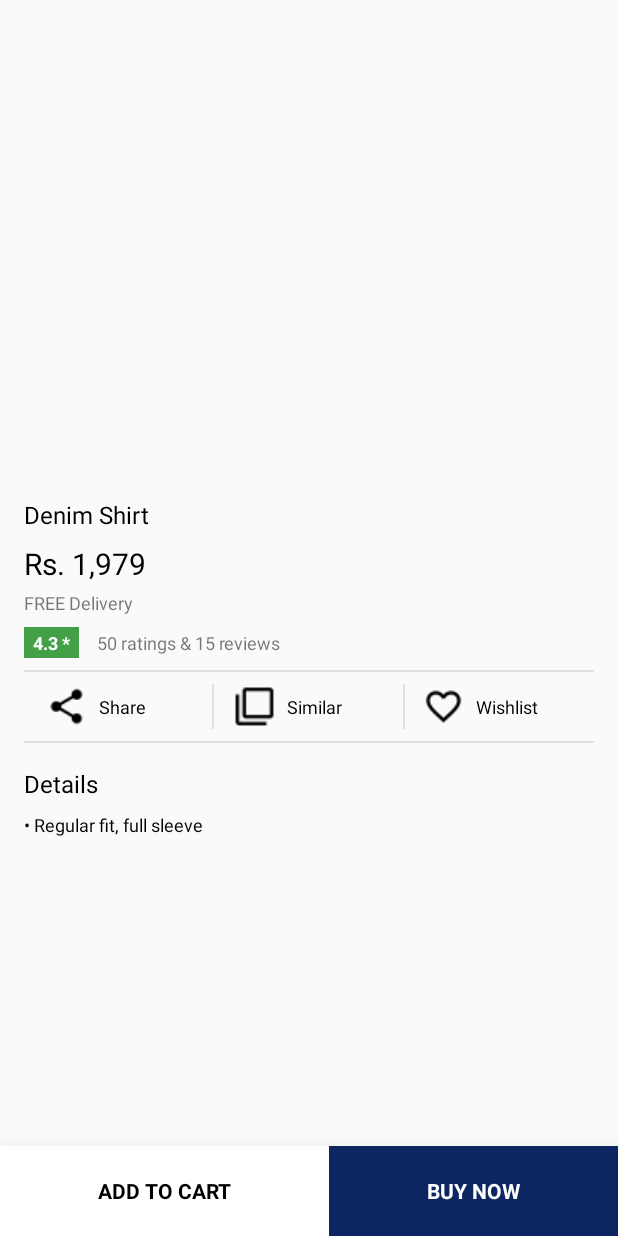
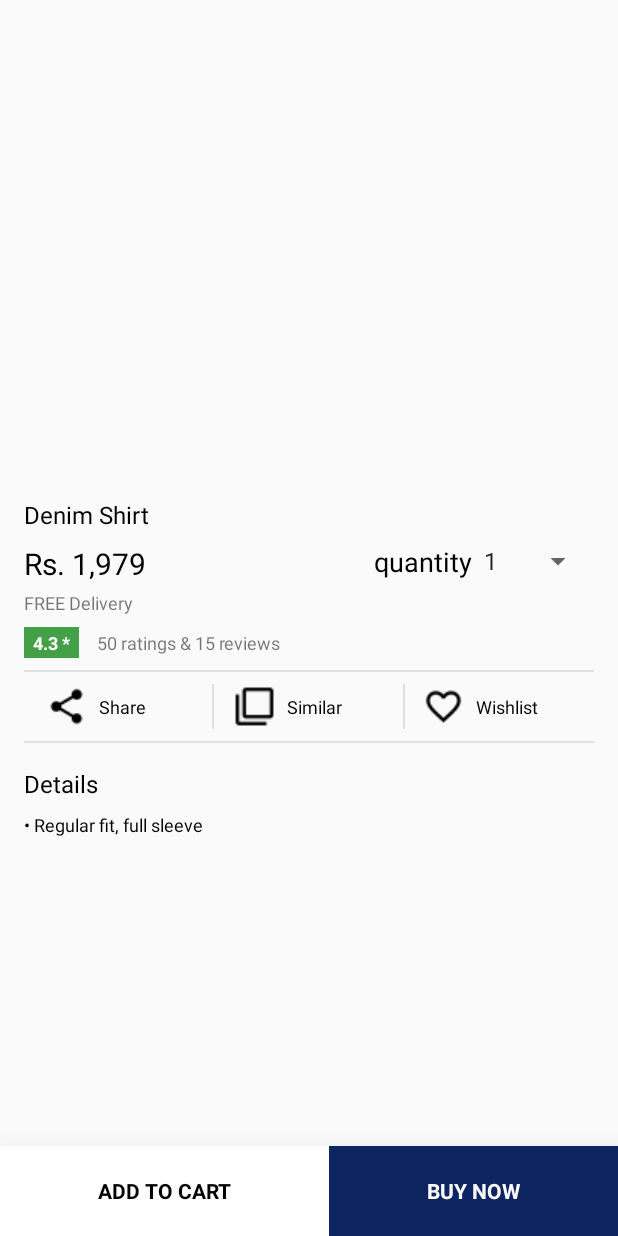
Before and after one commit to chinurox/AvruttiLabs1, an Android app: the ItemDetailsActivity screen opened directly, with no data from a screen before it, on a phone screen of 412 x 824 dp. Run offline under Robolectric (Android 15) with nearby library versions, the phone set to English and light mode, and no system bars; our stand-ins replace Firebase (no records; nobody signed in at launch, a user with empty details on screens opened directly), Picasso; 8 statements that could not run were skipped.

Commit message:
minor update

```diff
--- a/app/src/main/java/com/example/gargc/avruttilabs/Activity/CartActivity.java
+++ b/app/src/main/java/com/example/gargc/avruttilabs/Activity/CartActivity.java
@@ -62,6 +62,7 @@ public class CartActivity extends AppCompatActivity
                 viewHolder.title.setText(model.getTitle());
                 viewHolder.price.setText(model.getPrice());
                 viewHolder.status.setText(model.getStatus());
+                viewHolder.qty.setText("quantity : "+model.getQuantity());
 
                 viewHolder.delete.setOnClickListener(new View.OnClickListener() {
                     @Override
@@ -82,7 +83,7 @@ public class CartActivity extends AppCompatActivity
     public static class CartViewHolder extends RecyclerView.ViewHolder
     {
         ImageView img;
-        TextView title,price,status;
+        TextView title,price,status,qty;
         Button delete,buy;
 
         public CartViewHolder(View itemView)
@@ -93,6 +94,7 @@ public class CartActivity extends AppCompatActivity
             title = (TextView)itemView.findViewById(R.id.single_cart_name);
             price = (TextView)itemView.findViewById(R.id.single_cart_price);
             status = (TextView)itemView.findViewById(R.id.single_cart_status);
+            qty = (TextView)itemView.findViewById(R.id.single_cart_quantity);
             delete = (Button)itemView.findViewById(R.id.single_cart_btn_delete);
             buy = (Button)itemView.findViewById(R.id.single_cart_btn_buy);
         }
--- a/app/src/main/java/com/example/gargc/avruttilabs/Activity/ItemDetailsActivity.java
+++ b/app/src/main/java/com/example/gargc/avruttilabs/Activity/ItemDetailsActivity.java
@@ -10,8 +10,11 @@ import android.os.Bundle;
 import android.transition.TransitionInflater;
 import android.util.Log;
 import android.view.View;
+import android.widget.AdapterView;
+import android.widget.ArrayAdapter;
 import android.widget.ImageView;
 import android.widget.LinearLayout;
+import android.widget.Spinner;
 import android.widget.TextView;
 import android.widget.Toast;
 
@@ -26,11 +29,13 @@ import com.google.firebase.database.FirebaseDatabase;
 
 import java.util.ArrayList;
 import java.util.HashMap;
+import java.util.List;
 import java.util.Timer;
 import java.util.TimerTask;
 
-public class ItemDetailsActivity extends AppCompatActivity {
+public class ItemDetailsActivity extends AppCompatActivity implements AdapterView.OnItemSelectedListener {
 
+    private Spinner itemQty;
     private DatabaseReference cartDatabase;
     private FirebaseAuth mAuth;
     private String uid;
@@ -60,12 +65,36 @@ public class ItemDetailsActivity extends AppCompatActivity {
         status = (TextView) findViewById(R.id.modeOfDelivery);
         itemDescription = (TextView) findViewById(R.id.itemDetails);
         addCart = (TextView) findViewById(R.id.text_action_bottom1);
+        itemQty = (Spinner) findViewById(R.id.item_detail_qty);
 
         mAuth = FirebaseAuth.getInstance();
         uid = mAuth.getCurrentUser().getUid();
         cartDatabase = FirebaseDatabase.getInstance().getReference().child("Cart").child(uid);
 
         viewPager=(ViewPager) findViewById(R.id.viewpager);
+
+        itemQty.setOnItemSelectedListener(this);
+
+        // Spinner Drop down elements
+        List<String> categories = new ArrayList<String>();
+        categories.add("1");
+        categories.add("2");
+        categories.add("3");
+        categories.add("4");
+        categories.add("5");
+        categories.add("6");
+        categories.add("7");
+        categories.add("8");
+        categories.add("9");
+        categories.add("10");
+        // Creating adapter for spinner
+        ArrayAdapter<String> dataAdapter = new ArrayAdapter<String>(this, android.R.layout.simple_spinner_item, categories);
+
+        // Drop down layout style - list view with radio button
+        dataAdapter.setDropDownViewResource(android.R.layout.simple_spinner_dropdown_item);
+
+        // attaching data adapter to spinner
+        itemQty.setAdapter(dataAdapter);
 
         ArrayList<String> arrayList=new ArrayList<>();
         arrayList.add(offer.getImage());
@@ -134,6 +163,8 @@ public class ItemDetailsActivity extends AppCompatActivity {
         mProgress.setCanceledOnTouchOutside(false);
         mProgress.show();
 
+        Log.i("item qty",itemQty.getSelectedItem().toString());
+
         DatabaseReference userCartDB = cartDatabase.child(offer.getTitle());
         HashMap cartMap = new HashMap();
         cartMap.put("title",offer.getTitle());
@@ -141,6 +172,7 @@ public class ItemDetailsActivity extends AppCompatActivity {
         cartMap.put("price",offer.getPrice());
         cartMap.put("status",offer.getStatus());
         cartMap.put("category",offer.getCategory());
+        cartMap.put("quantity",itemQty.getSelectedItem().toString());
         cartMap.put("subCategory",offer.getSubcategory());
         userCartDB.setValue(cartMap).addOnCompleteListener(new OnCompleteListener<Void>() {
             @Override
@@ -169,6 +201,14 @@ public class ItemDetailsActivity extends AppCompatActivity {
         itemDescription.setText(offer.getDescription());
     }
 
+    @Override
+    public void onItemSelected(AdapterView<?> adapterView, View view, int i, long l) {
+
+    }
+
+    @Override
+    public void onNothingSelected(AdapterView<?> adapterView) {}
+
     private class MyTimerTask extends TimerTask {
         @Override
         public void run() {
--- a/app/src/main/java/com/example/gargc/avruttilabs/Model/CartModel.java
+++ b/app/src/main/java/com/example/gargc/avruttilabs/Model/CartModel.java
@@ -8,6 +8,7 @@ public class CartModel
     private String status;
     private String subCategory;
     private String title;
+    private String quantity;
 
     public String getCategory() {
         return category;
@@ -56,4 +57,12 @@ public class CartModel
     public void setTitle(String title) {
         this.title = title;
     }
+
+    public String getQuantity() {
+        return quantity;
+    }
+
+    public void setQuantity(String quantity) {
+        this.quantity = quantity;
+    }
 }
--- a/app/src/main/res/layout/activity_item_details.xml
+++ b/app/src/main/res/layout/activity_item_details.xml
@@ -40,26 +40,56 @@
                 android:layout_height="wrap_content"
                 android:layout_marginTop="@dimen/activity_vertical_margin"
                 android:orientation="vertical">
-                <TextView android:layout_width="wrap_content"
+
+                <TextView
+                    android:id="@+id/itemName"
+                    android:layout_width="wrap_content"
                     android:layout_height="wrap_content"
-                    android:id="@+id/itemName"
                     android:text="Denim Shirt"
-                    android:textSize="16dp"
-                    android:textColor="@color/gen_black"/>
-                <TextView android:layout_width="wrap_content"
+                    android:textColor="@color/gen_black"
+                    android:textSize="16dp" />
+
+                <RelativeLayout
+                    android:layout_width="match_parent"
+                    android:layout_height="wrap_content">
+
+                    <TextView
+                        android:id="@+id/itemCost1"
+                        android:layout_width="wrap_content"
+                        android:layout_height="wrap_content"
+                        android:layout_marginTop="8dp"
+                        android:text="Rs. 1,979"
+                        android:textColor="@color/gen_black"
+                        android:textSize="20dp" />
+
+                    <TextView
+                        android:layout_width="wrap_content"
+                        android:layout_height="wrap_content"
+                        android:text="quantity"
+                        android:textColor="@color/gen_black"
+                        android:textSize="18dp"
+                        android:layout_alignParentTop="true"
+                        android:layout_marginTop="8dp"
+                        android:layout_toLeftOf="@+id/item_detail_qty"
+                        android:layout_toStartOf="@+id/item_detail_qty" />
+
+                    <Spinner
+                        android:id="@+id/item_detail_qty"
+                        android:layout_width="wrap_content"
+                        android:layout_height="wrap_content"
+                        android:layout_alignParentRight="true"
+                        android:layout_marginTop="8dp">
+                    </Spinner>
+
+                </RelativeLayout>
+
+                <TextView
+                    android:id="@+id/modeOfDelivery"
+                    android:layout_width="wrap_content"
                     android:layout_height="wrap_content"
-                    android:layout_marginTop="8dp"
-                    android:text="Rs. 1,979"
-                    android:id="@+id/itemCost1"
-                    android:textSize="20dp"
-                    android:textColor="@color/gen_black"
-                    />
-                <TextView android:layout_width="wrap_content"
-                    android:layout_height="wrap_content"
+                    android:layout_marginTop="4dp"
                     android:text="FREE Delivery"
-                    android:textSize="12dp"
-                    android:id="@+id/modeOfDelivery"
-                    android:layout_marginTop="4dp"/>
+                    android:textSize="12dp" />
             </LinearLayout>
 
 
--- a/app/src/main/res/layout/cart_single_item.xml
+++ b/app/src/main/res/layout/cart_single_item.xml
@@ -30,7 +30,7 @@
 
                 <LinearLayout
                     android:layout_width="0dp"
-                    android:layout_height="100dp"
+                    android:layout_height="wrap_content"
                     android:layout_marginLeft="5dp"
                     android:layout_weight="1.2"
                     android:gravity="center_vertical"
@@ -63,6 +63,14 @@
                         android:text="In Stock"
                         android:textColor="#14e11b"
                         android:textSize="16sp" />
+
+                    <TextView
+                        android:layout_width="wrap_content"
+                        android:layout_height="wrap_content"
+                        android:id="@+id/single_cart_quantity"
+                        android:textColor="@color/gen_black"
+                        android:layout_marginTop="2dp"
+                        android:text="quantity : 1"/>
 
                 </LinearLayout>
 
--- a/app/src/main/res/values/strings.xml
+++ b/app/src/main/res/values/strings.xml
@@ -48,6 +48,8 @@
     <string name="action_cart">Cart</string>
     <string name="action_notifications">Notifications</string>
 
+    <string name="qty_spinner_text">Choose Quantity</string>
+
 
     <string name="search_hint">Search for Products, Brands and More</string>
     <string name="navigation_drawer_open">Open navigation drawer</string>
```
